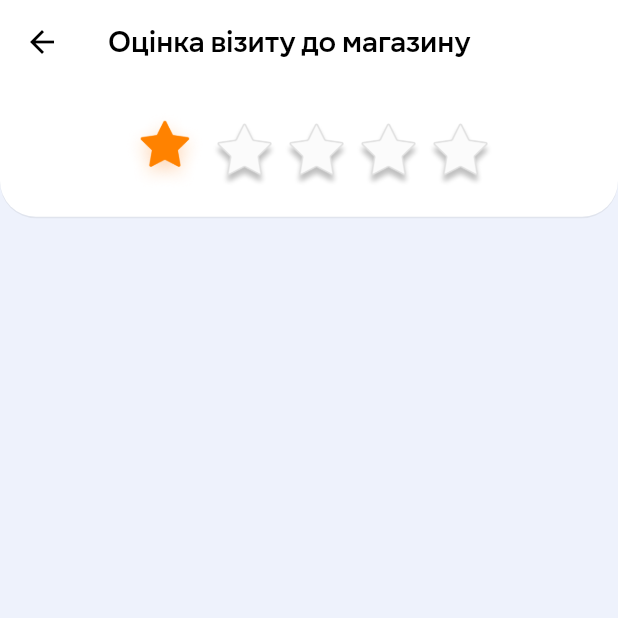
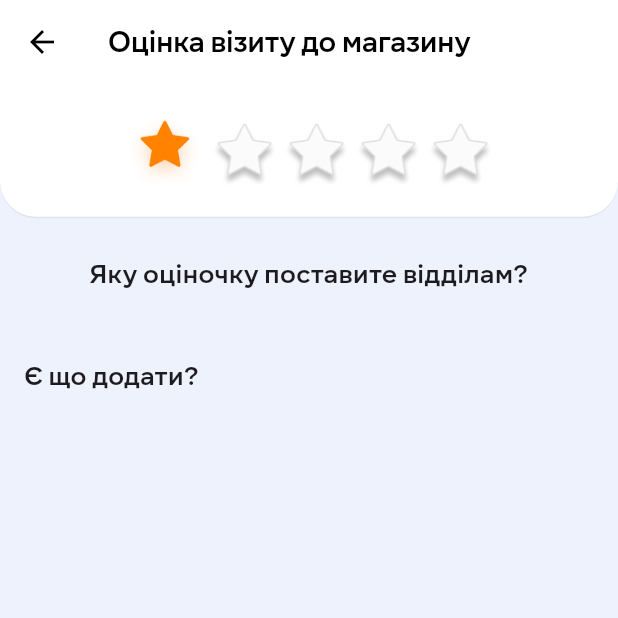
Before and after one commit to nazarenkodima/flutter_learning_journey, a Flutter app: the Forms screen opened directly, on a phone screen of 412 x 824 dp, the top half of it. Run offline on Flutter 3.47's test engine with Material 3 defaults, Android fonts, the phone set to English and light mode, and no system bars.

Commit message:
feat: add title

```diff
--- a/lib/lesson_12/homework_12.dart
+++ b/lib/lesson_12/homework_12.dart
@@ -1,5 +1,6 @@
 import 'package:flutter/material.dart';
 import 'package:flutter_learning_journey/lesson_12/rating_card.dart';
+import 'package:flutter_learning_journey/lesson_12/section_title.dart';
 
 class Forms extends StatefulWidget {
   const Forms({super.key});
@@ -34,6 +35,8 @@ class _FormsState extends State<Forms> {
                 _rating = value;
               }),
             ),
+            SectionTitle(title: 'Яку оціночку поставите відділам?'),
+            SectionTitle(title: 'Є що додати?', position: .left),
           ],
         ),
       ),
--- /dev/null
+++ b/lib/lesson_12/section_title.dart
@@ -0,0 +1,33 @@
+import 'package:flutter/material.dart';
+
+enum Position { center, left }
+
+class SectionTitle extends StatelessWidget {
+  const SectionTitle({
+    super.key,
+    required this.title,
+    this.position = Position.center,
+  });
+
+  final Position position;
+  final String title;
+
+  @override
+  Widget build(BuildContext context) {
+    final align = switch (position) {
+      Position.center => Alignment.center,
+      Position.left => Alignment.centerLeft,
+    };
+
+    return Padding(
+      padding: const EdgeInsets.all(16),
+      child: Align(
+        alignment: align,
+        child: Text(
+          title,
+          style: const TextStyle(fontWeight: FontWeight.w600, fontSize: 18),
+        ),
+      ),
+    );
+  }
+}
```
